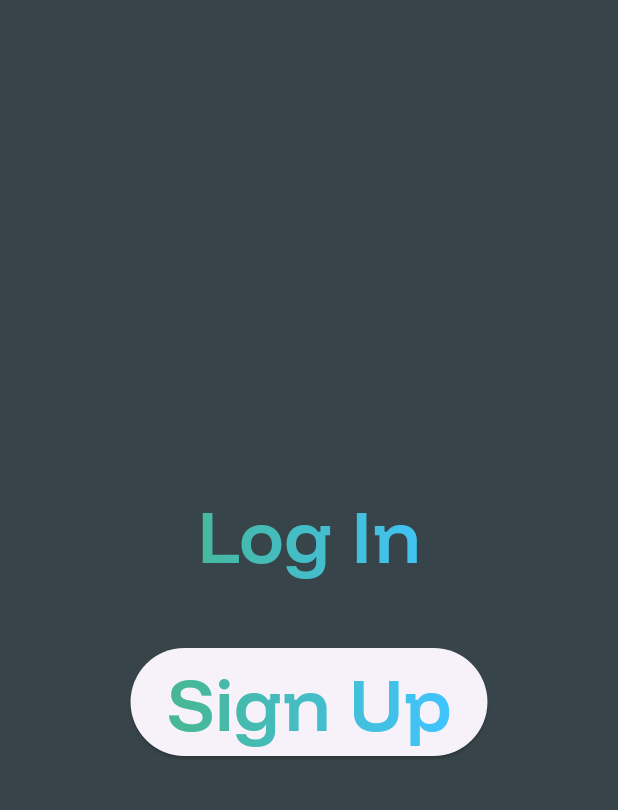
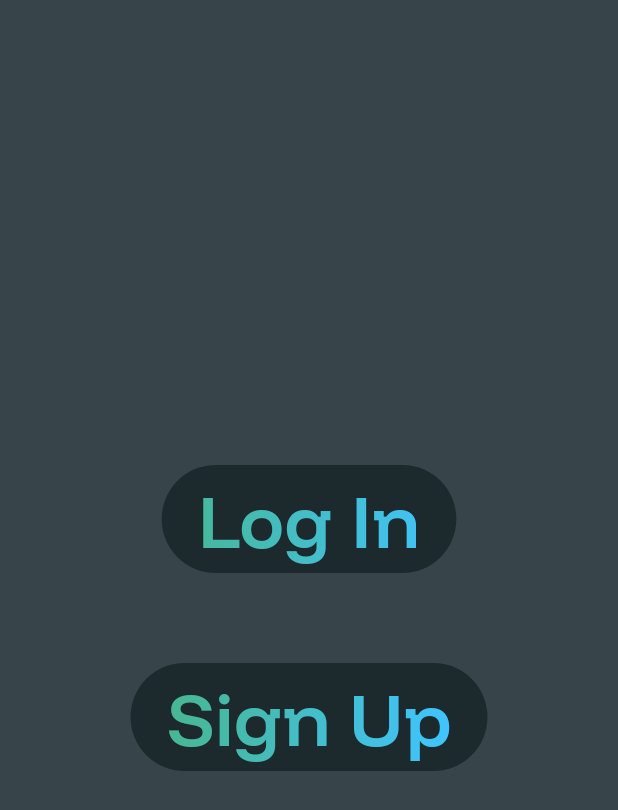
Before and after one commit to Biele10/Window-Cleaning-Mobile-App-Project, a Flutter app: the screen it shows after launch, after a tap on "Sign Up", on a phone screen of 412 x 824 dp. Shown: the top 810 px of the screen. Run offline on Flutter 3.47's test engine with Material 3 defaults, Android fonts, the phone set to English and light mode, and no system bars; our stand-ins replace connectivity_plus, internet_connection_checker; network calls fail.

Commit message:
did some work on some buttons - still figuring out styles etc and how to write them properly but starting to get the hang of it.

```diff
--- a/lib/app_screens/account.dart
+++ b/lib/app_screens/account.dart
@@ -13,7 +13,14 @@ class AccountPage extends StatelessWidget {
         child: Column(
           mainAxisAlignment: MainAxisAlignment.center,
           children: [
-            Text(
+            OutlinedButton(
+              style: OutlinedButton.styleFrom(
+                backgroundColor: const Color(0xFF1c2a2e),
+                alignment: Alignment.topCenter,
+                side: BorderSide.none,
+              ),
+              onPressed: () {},
+              child: Text(
                 'Log In',
                 style: TextStyle(
                   fontSize: 50,
@@ -26,9 +33,15 @@ class AccountPage extends StatelessWidget {
                     ),
                 ),
               ),
-            Padding(padding: EdgeInsets.all(20.0)),
-            ElevatedButton(
-              style: ButtonStyle(alignment: Alignment.topCenter),
+            ),
+            Padding(padding: EdgeInsets.all(30.0)),
+            OutlinedButton(
+              style: OutlinedButton.styleFrom(
+                backgroundColor: const Color(0xFF1c2a2e),
+                alignment: Alignment.topCenter,
+                side: BorderSide.none,
+              ),
+
               onPressed: () {},
               child: Text(
                 'Sign Up',
--- a/lib/main.dart
+++ b/lib/main.dart
@@ -28,12 +28,12 @@ class _MyFlutterAppState extends State<MyFlutterApp> {
   Future<void> check_connectivity() async {
     internet_check ic =
         internet_check(); // creates an instance of internet_check class
-    bool connection_result = await ic.is_connected();
+    bool connectionResult = await ic.is_connected();
     setState(() {
-      connectivityStatus = connection_result;
+      connectivityStatus = connectionResult;
     });
 
-    if (!connection_result && mounted) {
+    if (!connectionResult && mounted) {
       showDialog(
         context: context,
         barrierDismissible: false,
@@ -50,7 +50,7 @@ class _MyFlutterAppState extends State<MyFlutterApp> {
           ],
         ),
       );
-    } else if (connection_result && mounted) {
+    } else if (connectionResult && mounted) {
       Navigator.pushReplacement(
         context,
         MaterialPageRoute(builder: (context) => AccountPage()),
@@ -62,7 +62,17 @@ class _MyFlutterAppState extends State<MyFlutterApp> {
   Widget build(BuildContext context) {
     return MaterialApp(
       title: 'Sponge',
-      theme: ThemeData(fontFamily: 'FunnelDisplay'),
+      theme: ThemeData(
+        fontFamily: 'FunnelDisplay',
+        outlinedButtonTheme: OutlinedButtonThemeData(
+          style: OutlinedButton.styleFrom(
+            side: const BorderSide(color: Color(0xFF4f4b4c), width: 2.0),
+            shape: RoundedRectangleBorder(
+              borderRadius: BorderRadius.all(Radius.circular(8)),
+            ),
+          ),
+        ),
+      ),
     );
   }
 }
--- a/lib/utilities/common_functions.dart
+++ b/lib/utilities/common_functions.dart
@@ -7,9 +7,9 @@ class internet_check {
   // determines whether it is safe or not to make a
   // request to the internet
   Future is_connected() async {
-    var connect_result = await Connectivity().checkConnectivity();
-    if (connect_result == ConnectivityResult.mobile ||
-        connect_result == ConnectivityResult.wifi) {
+    var connectResult = await Connectivity().checkConnectivity();
+    if (connectResult == ConnectivityResult.mobile ||
+        connectResult == ConnectivityResult.wifi) {
       return await InternetConnectionChecker().hasConnection;
     }
     return false;
```
Lines whose indentation alone changed are shown as unchanged.
